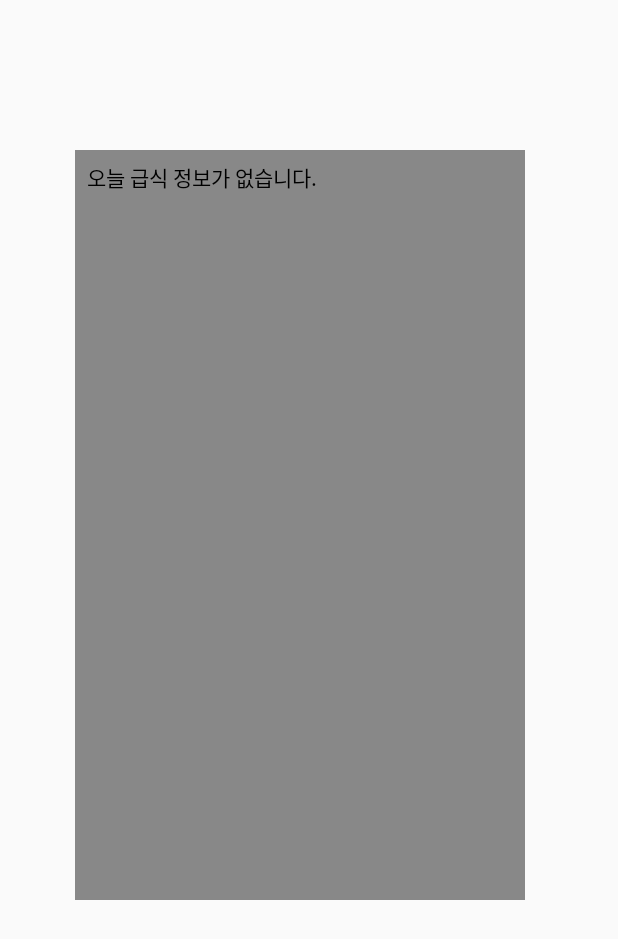
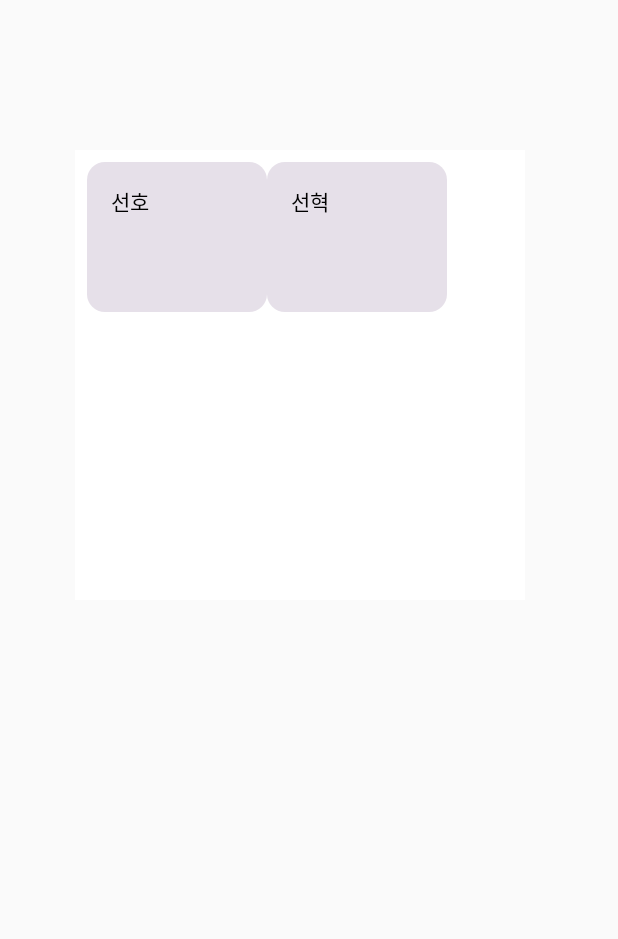
Before and after one commit to Sunsyy08/Hi_SMC, an Android app built with Jetpack Compose: the HomeScreen screen opened through its navigation route, on a phone screen of 412 x 824 dp. Shown: the top 939 px of the screen. Run offline under Robolectric (Android 15) with nearby library versions, the light colour scheme and no system bars.

Commit message:
ADD Card In HomeScreen

```diff
--- a/app/build.gradle.kts
+++ b/app/build.gradle.kts
@@ -40,6 +40,9 @@ android {
 }
 
 dependencies {
+
+    implementation ("com.google.accompanist:accompanist-pager:0.32.0")
+
     val retrofitVersion = "3.0.0"
     implementation("com.squareup.retrofit2:retrofit:$retrofitVersion")
     implementation("com.squareup.retrofit2:converter-gson:$retrofitVersion")
--- a/app/src/main/java/com/project/hismc/HomeScreen.kt
+++ b/app/src/main/java/com/project/hismc/HomeScreen.kt
@@ -2,10 +2,14 @@ package com.project.hismc
 
 import androidx.compose.foundation.background
 import androidx.compose.foundation.layout.*
+import androidx.compose.material3.Card
+import androidx.compose.material3.CardDefaults
+import androidx.compose.material3.MaterialTheme
 import androidx.compose.material3.Text
 import androidx.compose.runtime.*
 import androidx.compose.ui.Modifier
 import androidx.compose.ui.graphics.Color
+import androidx.compose.ui.text.style.TextAlign
 import androidx.compose.ui.unit.dp
 import androidx.lifecycle.viewmodel.compose.viewModel
 import androidx.navigation.NavController
@@ -13,46 +17,46 @@ import com.project.hismc.viewmodel.MealViewModel
 
 @Composable
 fun HomeScreen(navController: NavController) {
-    val mealViewModel: MealViewModel = viewModel()
-    val meals by mealViewModel.mealInfo.collectAsState()
-    val school by mealViewModel.schoolInfo.collectAsState()
-
-    val today = java.time.LocalDate.now().toString().replace("-", "")
-
-    LaunchedEffect(Unit) {
-        val officeCode = "B10" // 서울특별시교육청
-        val schoolCode = "7010537" // 예시 학교 코드
-        val mealCode = "2" // 중식
-
-    }
-
     Box(modifier = Modifier.fillMaxSize()) {
         Box(
             modifier = Modifier
                 .padding(top = 100.dp, start = 50.dp)
                 .width(300.dp)
-                .height(500.dp)
-                .background(color = Color.Gray)
+                .height(300.dp)
+                .background(color = Color.White)
                 .padding(8.dp)
         ) {
-            Column {
-                // 학교 정보
-                school?.let {
-                    Text(text = "학교명: ${it.SCHUL_NM ?: "정보 없음"}")
-                    Text(text = "주소: ${it.ORG_RDNMA ?: "정보 없음"}")
-                    Text(text = "전화: ${it.ORG_TELNO ?: "정보 없음"}")
-                    Spacer(modifier = Modifier.height(10.dp))
+            Row {
+                Card(
+                    colors = CardDefaults.cardColors(
+                        contentColor = MaterialTheme.colorScheme.surfaceVariant
+                    ),
+                    modifier = Modifier
+                        .size(width = 120.dp, height = 100.dp)
+                ) {
+                    Text(
+                        text = "선호",
+                        color = Color.Black,
+                        modifier = Modifier
+                            .padding(16.dp),
+                        textAlign = TextAlign.Center
+                    )
                 }
-
-                // 급식 정보
-                if (meals.isEmpty()) {
-                    Text(text = "오늘 급식 정보가 없습니다.")
-                } else {
-                    meals.forEach { meal ->
-                        Text(text = "날짜: ${meal.MLSV_YMD ?: ""}")
-                        Text(text = meal.DDISH_NM?.replace("<br/>", "\n") ?: "")
-                        Spacer(modifier = Modifier.height(5.dp))
-                    }
+                Spacer(modifier = Modifier.height(22.dp))
+                Card(
+                    colors = CardDefaults.cardColors(
+                        contentColor = MaterialTheme.colorScheme.surfaceVariant
+                    ),
+                    modifier = Modifier
+                        .size(width = 120.dp, height = 100.dp)
+                ) {
+                    Text(
+                        text = "선혁",
+                        color = Color.Black,
+                        modifier = Modifier
+                            .padding(16.dp),
+                        textAlign = TextAlign.Center
+                    )
                 }
             }
         }
```
